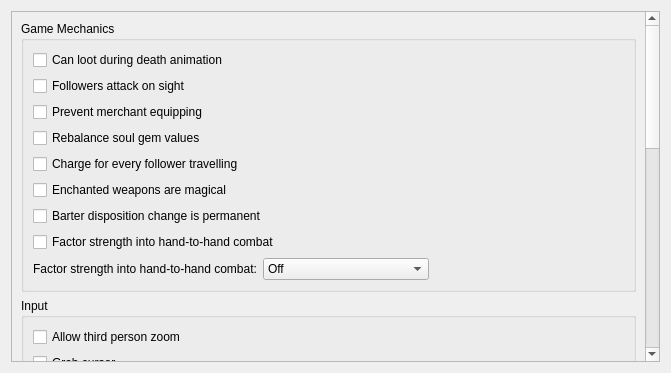
nikamigaming-create/nikami-openmw-lab, file files/ui/advancedpage.ui: the form before one commit.
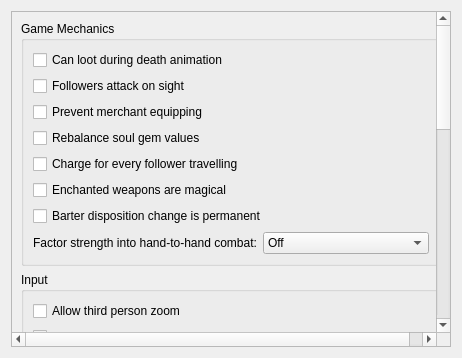
The form after the commit.

Commit message: Remove an outdated checkbox from the advanced page

The edit to the form file:
```diff
--- a/files/ui/advancedpage.ui
+++ b/files/ui/advancedpage.ui
@@ -2,14 +2,6 @@
 <ui version="4.0">
  <class>AdvancedPage</class>
  <widget class="QWidget" name="AdvancedPage">
-  <property name="geometry">
-   <rect>
-    <x>0</x>
-    <y>0</y>
-    <width>671</width>
-    <height>373</height>
-   </rect>
-  </property>
   <layout class="QVBoxLayout" name="pageVerticalLayout">
    <item>
     <widget class="QScrollArea" name="scrollArea">
@@ -17,14 +9,6 @@
       <bool>true</bool>
      </property>
      <widget class="QWidget" name="scrollAreaWidgetContents">
-      <property name="geometry">
-       <rect>
-        <x>0</x>
-        <y>0</y>
-        <width>641</width>
-        <height>998</height>
-       </rect>
-      </property>
       <layout class="QVBoxLayout" name="scrollAreaVerticalLayout">
        <item>
         <widget class="QGroupBox" name="gameGroup">
@@ -102,16 +86,6 @@
             </property>
            </widget>
           </item>
-          <item>
-           <widget class="QCheckBox" name="strengthInfluencesHandToHand">
-           <property name="toolTip">
-            <string>&lt;html&gt;&lt;head/&gt;&lt;body&gt;&lt;p&gt;Uses the MCP formula (damage * (strength / 40)) to factor the Strength attribute into hand-to-hand combat.&lt;/p&gt;&lt;p&gt;The default value is false.&lt;/p&gt;&lt;/body&gt;&lt;/html&gt;</string>
-           </property>
-           <property name="text">
-           <string>Factor strength into hand-to-hand combat</string>
-           </property>
-           </widget>
-          </item>
           <item alignment="Qt::AlignLeft">
            <widget class="QWidget" name="unarmedFactorsStrengthGroup" native="true">
             <property name="toolTip">
```
The commit also changes 1 other file.
